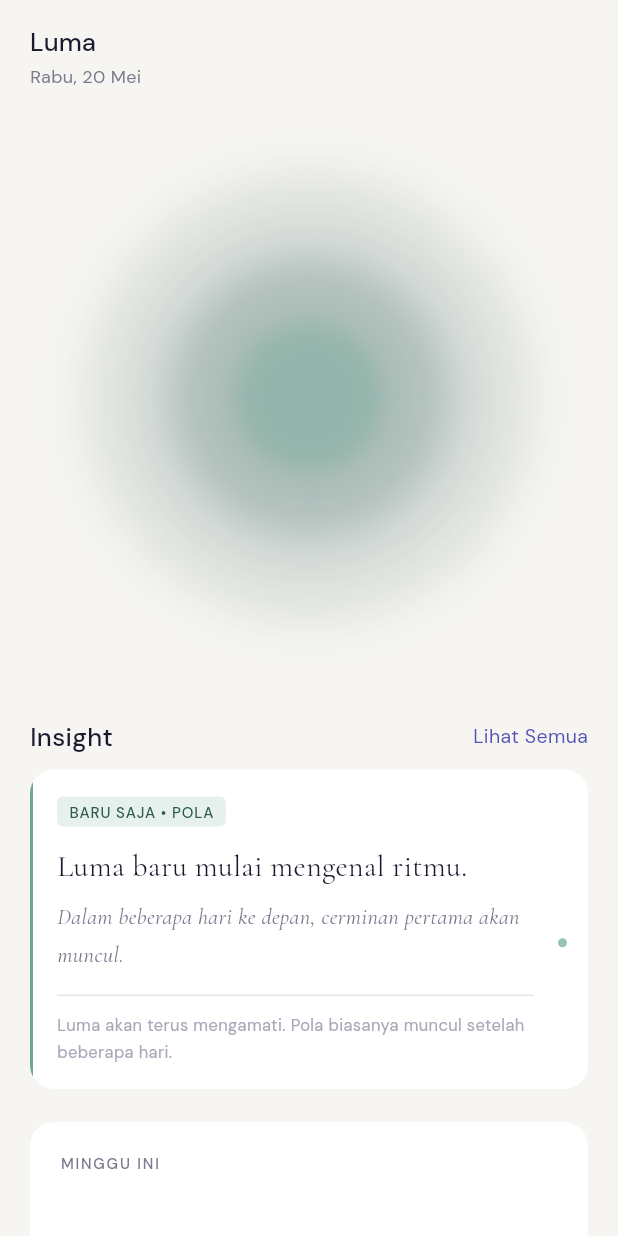
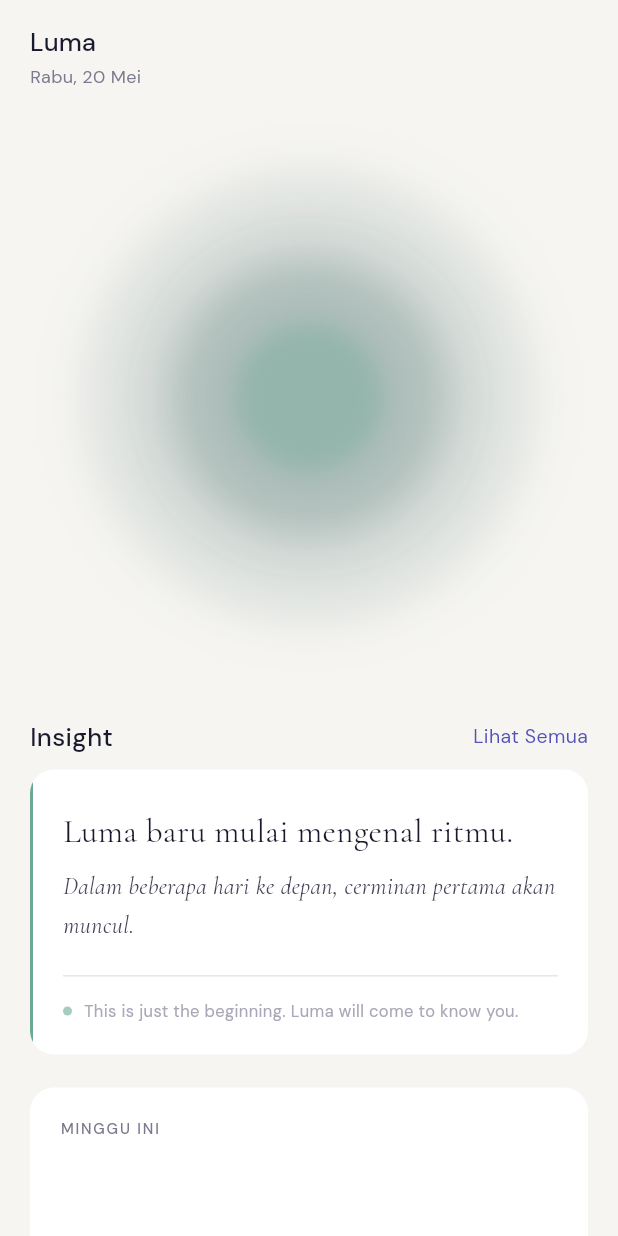
Before and after one commit to tholeteplok/Luma, a Flutter app: the HomePage screen opened directly, on a phone screen of 412 x 824 dp. Run offline on Flutter 3.47's test engine with Material 3 defaults, Android fonts, the phone set to English and light mode, and no system bars; our stand-ins replace flutter_secure_storage, get_it, google_fonts, googleapis_auth, isar, shared_preferences; missing offline and left inert: cryptography, googleapis, usage_stats, workmanager; accounts and stored records are empty; generated files the repository leaves out were written again.

Commit message:
feat(core): NVC validator, severity selector, first insight card
Week 1 action plan dari audit report:

1. NVCValidator (lib/domain/validators/nvc_validator.dart)
   - 4 aturan keras: forbidden words, no absolute numbers,
     no imperative sentences, max sentence count
   - isFirstInsight mode: max 1 kalimat
   - Integrated ke InsightLanguageEngine.generateCandidates()
   - Insight yang tidak lolos → fallback NVC-safe otomatis

2. SeveritySelector (lib/domain/rules/severity_selector.dart)
   - InsightTone → InsightSeverity mapping
   - Guardrails: no warning hari 1-7, max 1 warning/minggu,
     max 2 notice/minggu, hari 1-3 max info
   - SeverityContext untuk tracking budget mingguan di HomeNotifier
   - isSignificantChange() untuk deteksi delta snapshot

3. FirstInsightCard (lib/presentation/widgets/first_insight_card.dart)
   - Tanpa badge, tanpa feedback buttons, tanpa unread dot
   - Entry animation: 1000ms slide 20px + fade easeOut
   - Footer khusus: mengundang, bukan menjelaskan
   - Left bar selalu gentle (hijau redup)

4. HomeState.isFirstInsight (daysOfData < 3)
   - HomePage render FirstInsightCard saat isFirstInsight == true
   - HomeNotifier pakai SeveritySelector per insight (bukan tone mapping)

```diff
--- /dev/null
+++ b/lib/domain/rules/severity_selector.dart
@@ -0,0 +1,169 @@
+library;
+
+import 'package:luma/domain/entities/behavior_snapshot.dart';
+import 'package:luma/domain/services/insight_language_engine.dart';
+
+/// InsightSeverity — Level emosional sebuah insight.
+///
+/// Bukan "seberapa parah masalahnya" — tapi "seberapa perlu
+/// Luma menarik perhatian user saat ini."
+///
+/// Urutan dari paling tenang ke paling perlu perhatian:
+/// gentle → info → notice → warning
+///
+/// Spec rule: default ke yang lebih rendah saat ragu.
+enum InsightSeverity {
+  /// Observasi tenang, ritme normal, tidak ada yang perlu diperhatikan khusus.
+  /// Warna: hijau redup. Dipakai untuk pola positif atau hari biasa.
+  gentle,
+
+  /// Informasi netral — ada sesuatu yang menarik tapi tidak mendesak.
+  /// Warna: biru tenang. Default untuk sebagian besar insight.
+  info,
+
+  /// Perhatian lembut — ada perubahan pola yang layak diperhatikan.
+  /// Warna: oranye hangat. Maks 2x per minggu.
+  notice,
+
+  /// Perubahan signifikan — pola berbeda jauh dari baseline.
+  /// Warna: merah redup. Maks 1x per minggu, tidak di 7 hari pertama.
+  warning,
+}
+
+/// SeveritySelector — Memilih level severity yang tepat untuk sebuah insight.
+///
+/// Implementasi flowchart dari LUMA_UI_CLARIFICATIONS.md Section 3.
+///
+/// Prinsip utama:
+/// - Default ke yang lebih rendah saat ragu
+/// - Tidak ada warning di 7 hari pertama
+/// - Maks 1 warning per minggu
+/// - Maks 2 notice per minggu
+/// - InsightTone dari engine → severity mapping (bukan sebaliknya)
+class SeveritySelector {
+  SeveritySelector._();
+
+  /// Pilih severity berdasarkan konteks lengkap.
+  ///
+  /// [tone] — tone dari InsightLanguageEngine (sumber kebenaran utama)
+  /// [daysOfData] — berapa hari data tersedia (0 = hari pertama)
+  /// [warningsThisWeek] — berapa kali warning sudah muncul minggu ini
+  /// [noticesThisWeek] — berapa kali notice sudah muncul minggu ini
+  /// [isSignificantChange] — apakah ada perubahan signifikan dari baseline
+  static InsightSeverity select({
+    required InsightTone tone,
+    required int daysOfData,
+    int warningsThisWeek = 0,
+    int noticesThisWeek = 0,
+    bool isSignificantChange = false,
+  }) {
+    // ── Step 1: Terjemahkan tone ke severity kandidat ────────────────────────
+    final candidate = _toneToSeverity(tone, isSignificantChange);
+
+    // ── Step 2: Terapkan guardrails ──────────────────────────────────────────
+
+    // Guardrail A: Tidak ada warning di 7 hari pertama
+    if (candidate == InsightSeverity.warning && daysOfData < 7) {
+      return InsightSeverity.notice;
+    }
+
+    // Guardrail B: Maks 1 warning per minggu
+    if (candidate == InsightSeverity.warning && warningsThisWeek >= 1) {
+      return InsightSeverity.notice;
+    }
+
+    // Guardrail C: Maks 2 notice per minggu
+    if (candidate == InsightSeverity.notice && noticesThisWeek >= 2) {
+      return InsightSeverity.info;
+    }
+
+    // Guardrail D: Hari pertama (0–2 hari data) → selalu gentle atau info
+    if (daysOfData < 3) {
+      if (candidate == InsightSeverity.warning ||
+          candidate == InsightSeverity.notice) {
+        return InsightSeverity.info;
+      }
+    }
+
+    return candidate;
+  }
+
+  /// Terjemahkan InsightTone ke severity kandidat (sebelum guardrails).
+  static InsightSeverity _toneToSeverity(
+    InsightTone tone,
+    bool isSignificantChange,
+  ) {
+    return switch (tone) {
+      InsightTone.calm => InsightSeverity.gentle,
+      InsightTone.meaningful => InsightSeverity.gentle,
+      InsightTone.neutral => InsightSeverity.info,
+      InsightTone.reflective => InsightSeverity.info,
+      InsightTone.different =>
+        isSignificantChange ? InsightSeverity.warning : InsightSeverity.notice,
+    };
+  }
+
+  /// Konversi InsightSeverity ke string yang dikenal InsightCard / orb.
+  static String toCardSeverity(InsightSeverity severity) {
+    return switch (severity) {
+      InsightSeverity.gentle => 'gentle',
+      InsightSeverity.info => 'info',
+      InsightSeverity.notice => 'notice',
+      InsightSeverity.warning => 'warning',
+    };
+  }
+
+  /// Apakah perubahan dari snapshot ke snapshot sebelumnya signifikan?
+  /// Dipakai untuk menentukan apakah `different` tone → warning atau notice.
+  static bool isSignificantChange(
+    BehaviorSnapshot current,
+    BehaviorSnapshot? previous,
+  ) {
+    if (previous == null) return false;
+
+    int changeScore = 0;
+
+    // Perubahan kategori dominan
+    if (current.dominantCategory != previous.dominantCategory) changeScore++;
+
+    // Perubahan screen time level (bukan hanya sedikit)
+    if (current.screenTimeLevel != previous.screenTimeLevel) changeScore++;
+
+    // Perubahan switch frequency
+    if (current.switchFrequency != previous.switchFrequency) changeScore++;
+
+    // Late night baru muncul
+    if (current.hasLateNightActivity && !previous.hasLateNightActivity) {
+      changeScore++;
+    }
+
+    // Signifikan jika 2+ dimensi berubah sekaligus
+    return changeScore >= 2;
+  }
+}
+
+/// Konteks severity untuk satu sesi generate insight.
+/// Dipakai oleh HomeNotifier untuk tracking budget mingguan.
+class SeverityContext {
+  final int warningsThisWeek;
+  final int noticesThisWeek;
+  final int daysOfData;
+
+  const SeverityContext({
+    this.warningsThisWeek = 0,
+    this.noticesThisWeek = 0,
+    required this.daysOfData,
+  });
+
+  SeverityContext incrementWarning() => SeverityContext(
+        warningsThisWeek: warningsThisWeek + 1,
+        noticesThisWeek: noticesThisWeek,
+        daysOfData: daysOfData,
+      );
+
+  SeverityContext incrementNotice() => SeverityContext(
+        warningsThisWeek: warningsThisWeek,
+        noticesThisWeek: noticesThisWeek + 1,
+        daysOfData: daysOfData,
+      );
+}
--- a/lib/presentation/bloc/home_bloc.dart
+++ b/lib/presentation/bloc/home_bloc.dart
@@ -4,6 +4,7 @@ import 'package:luma/data/db/models/daily_summary_model.dart';
 import 'package:luma/data/tracking/usage_stats_service.dart';
 import 'package:luma/domain/entities/behavior_snapshot.dart';
 import 'package:luma/domain/entities/insight_id.dart';
+import 'package:luma/domain/rules/severity_selector.dart';
 import 'package:luma/domain/services/app_category_classifier.dart';
 import 'package:luma/domain/services/dimension_rotation.dart';
 import 'package:luma/domain/services/insight_language_engine.dart';
@@ -40,6 +41,10 @@ class HomeState {
   /// Kedalaman observasi aktif (surface / pattern / relationship / longitudinal)
   final DepthLevel depth;
 
+  /// True jika ini adalah insight pertama user (hari 1–3).
+  /// UI akan render [FirstInsightCard] alih-alih [InsightCard] biasa.
+  final bool isFirstInsight;
+
   const HomeState({
     this.isLoading = false,
     this.error,
@@ -51,6 +56,7 @@ class HomeState {
     this.isSilent = false,
     this.activeDimension = InsightDimension.morningRhythm,
     this.depth = DepthLevel.surface,
+    this.isFirstInsight = false,
   });
 
   HomeState copyWith({
@@ -65,6 +71,7 @@ class HomeState {
     bool? isSilent,
     InsightDimension? activeDimension,
     DepthLevel? depth,
+    bool? isFirstInsight,
   }) {
     return HomeState(
       isLoading: isLoading ?? this.isLoading,
@@ -77,6 +84,7 @@ class HomeState {
       isSilent: isSilent ?? this.isSilent,
       activeDimension: activeDimension ?? this.activeDimension,
       depth: depth ?? this.depth,
+      isFirstInsight: isFirstInsight ?? this.isFirstInsight,
     );
   }
 }
@@ -107,6 +115,7 @@ class HomeNotifier extends ChangeNotifier {
   List<Map<String, dynamic>> get weeklyData => _state.weeklyData;
   bool get hasUsagePermission => _state.hasUsagePermission;
   bool get isSilent => _state.isSilent;
+  bool get isFirstInsight => _state.isFirstInsight;
   InsightDimension get activeDimension => _state.activeDimension;
   DepthLevel get depth => _state.depth;
 
@@ -212,8 +221,31 @@ class HomeNotifier extends ChangeNotifier {
         previousSnapshot: previousSnapshot,
       );
 
-      // 11. Convert LumaInsight → Map untuk UI
-      final insightMaps = decision.insights.map(_insightToMap).toList();
+      // 11. Hitung severity context (budget mingguan)
+      final isFirstInsight = baselineDays < 3;
+      var severityCtx = SeverityContext(daysOfData: baselineDays);
+
+      // 11a. Convert LumaInsight → Map dengan SeveritySelector
+      final insightMaps = decision.insights.map((insight) {
+        final significant = SeveritySelector.isSignificantChange(
+          snapshot,
+          previousSnapshot,
+        );
+        final severity = SeveritySelector.select(
+          tone: insight.tone,
+          daysOfData: baselineDays,
+          warningsThisWeek: severityCtx.warningsThisWeek,
+          noticesThisWeek: severityCtx.noticesThisWeek,
+          isSignificantChange: significant,
+        );
+        // Update budget counter
+        if (severity == InsightSeverity.warning) {
+          severityCtx = severityCtx.incrementWarning();
+        } else if (severity == InsightSeverity.notice) {
+          severityCtx = severityCtx.incrementNotice();
+        }
+        return _insightToMap(insight, severity);
+      }).toList();
 
       // 11b. History — selalu dibawa, dipakai saat silent
       final historyMaps = (_memory?.getHistory() ?? const [])
@@ -229,6 +261,7 @@ class HomeNotifier extends ChangeNotifier {
         insights: insightMaps,
         history: historyMaps,
         isSilent: decision.isSilent,
+        isFirstInsight: isFirstInsight,
         activeDimension: decision.activeDimension,
         depth: decision.depth,
         todaySummary: todayDb != null
@@ -309,14 +342,14 @@ class HomeNotifier extends ChangeNotifier {
   // Mappers
   // ──────────────────────────────────────────────────────────────
 
-  Map<String, dynamic> _insightToMap(LumaInsight insight) {
+  Map<String, dynamic> _insightToMap(LumaInsight insight, InsightSeverity severity) {
     return {
       'id': insight.id.name,
       'insightId': insight.id.name,
       'title': insight.phrase,
       'message': insight.subPhrase ?? '',
       'tone': insight.tone.name,
-      'severity': _severityFromTone(insight.tone),
+      'severity': SeveritySelector.toCardSeverity(severity),
       'depth': insight.depth.name,
       'timestamp': DateTime.now(),
     };
@@ -334,7 +367,7 @@ class HomeNotifier extends ChangeNotifier {
     };
   }
 
-  /// Map InsightTone → severity string yang dikenal InsightCard / orb.
+  /// Map InsightTone → severity string (fallback untuk history records).
   String _severityFromTone(InsightTone tone) {
     return switch (tone) {
       InsightTone.calm => 'gentle',
--- a/lib/presentation/pages/home_page.dart
+++ b/lib/presentation/pages/home_page.dart
@@ -5,6 +5,7 @@ import '../bloc/home_bloc.dart';
 import '../bloc/theme_bloc.dart';
 import '../bloc/settings_bloc.dart';
 import '../widgets/ambient_orb.dart';
+import '../widgets/first_insight_card.dart';
 import '../widgets/insight_card.dart';
 import '../widgets/luma_app_header.dart';
 import '../painters/fading_line_painter.dart';
@@ -243,6 +244,16 @@ class _HomePageState extends State<HomePage> {
         delegate: SliverChildBuilderDelegate(
           (context, index) {
             final insight = homeState.insights[index];
+            // First insight (hari 1–3): widget khusus tanpa badge/feedback
+            if (homeState.isFirstInsight) {
+              return Padding(
+                padding: const EdgeInsets.symmetric(horizontal: 20),
+                child: FirstInsightCard(
+                  title: insight['title'] as String? ?? '',
+                  subtitle: insight['message'] as String? ?? '',
+                ),
+              );
+            }
             return Padding(
               padding: const EdgeInsets.symmetric(horizontal: 20),
               child: InsightCard(
--- /dev/null
+++ b/lib/presentation/widgets/first_insight_card.dart
@@ -0,0 +1,185 @@
+import 'package:flutter/material.dart';
+import 'package:google_fonts/google_fonts.dart';
+import '../../core/themes/colors.dart';
+
+/// FirstInsightCard — Kartu khusus untuk insight pertama Luma (hari 1–3).
+///
+/// Berbeda dari InsightCard biasa:
+/// - Tidak ada badge tipe / severity
+/// - Tidak ada feedback buttons
+/// - Tidak ada unread dot
+/// - Footer khusus: mengundang, bukan menjelaskan
+/// - Entry animation: slide 20px dari bawah + fade, 1000ms easeOut
+/// - Left bar: gentle (hijau redup) — selalu, tidak tergantung severity
+///
+/// Ini adalah momen pertama user "dikenali" oleh Luma.
+/// Harus terasa seperti perkenalan, bukan laporan.
+class FirstInsightCard extends StatefulWidget {
+  final String title;
+  final String? subtitle;
+
+  /// Delay sebelum animasi entry dimulai (default 300ms — beri waktu
+  /// halaman selesai render dulu).
+  final Duration entryDelay;
+
+  const FirstInsightCard({
+    super.key,
+    required this.title,
+    this.subtitle,
+    this.entryDelay = const Duration(milliseconds: 300),
+  });
+
+  @override
+  State<FirstInsightCard> createState() => _FirstInsightCardState();
+}
+
+class _FirstInsightCardState extends State<FirstInsightCard>
+    with SingleTickerProviderStateMixin {
+  late final AnimationController _controller;
+  late final Animation<double> _fadeAnim;
+  late final Animation<Offset> _slideAnim;
+
+  @override
+  void initState() {
+    super.initState();
+
+    _controller = AnimationController(
+      vsync: this,
+      duration: const Duration(milliseconds: 1000),
+    );
+
+    _fadeAnim = CurvedAnimation(
+      parent: _controller,
+      curve: Curves.easeOut,
+    );
+
+    // Slide dari 20px di bawah posisi akhir
+    _slideAnim = Tween<Offset>(
+      begin: const Offset(0, 0.06), // ~20px pada layar 360px lebar
+      end: Offset.zero,
+    ).animate(CurvedAnimation(
+      parent: _controller,
+      curve: Curves.easeOut,
+    ));
+
+    // Mulai animasi setelah delay
+    Future.delayed(widget.entryDelay, () {
+      if (mounted) _controller.forward();
+    });
+  }
+
+  @override
+  void dispose() {
+    _controller.dispose();
+    super.dispose();
+  }
+
+  @override
+  Widget build(BuildContext context) {
+    final p = context.luma;
+
+    return FadeTransition(
+      opacity: _fadeAnim,
+      child: SlideTransition(
+        position: _slideAnim,
+        child: Container(
+          margin: const EdgeInsets.symmetric(vertical: 6),
+          decoration: BoxDecoration(
+            color: p.bgSurface,
+            borderRadius: BorderRadius.circular(16),
+          ),
+          clipBehavior: Clip.antiAlias,
+          child: IntrinsicHeight(
+            child: Row(
+              crossAxisAlignment: CrossAxisAlignment.stretch,
+              children: [
+                // Left bar — selalu gentle, tidak ada severity lain
+                Container(
+                  width: 2,
+                  color: p.gentleInd,
+                ),
+                // Content
+                Expanded(
+                  child: Padding(
+                    padding: const EdgeInsets.fromLTRB(20, 24, 20, 20),
+                    child: Column(
+                      crossAxisAlignment: CrossAxisAlignment.start,
+                      children: [
+                        // Insight title — lebih besar dari biasa, serif
+                        Text(
+                          widget.title,
+                          style: GoogleFonts.cormorantGaramond(
+                            fontSize: 22,
+                            fontStyle: FontStyle.normal,
+                            color: p.textPrimary,
+                            height: 1.5,
+                          ),
+                        ),
+                        if (widget.subtitle != null &&
+                            widget.subtitle!.isNotEmpty) ...[
+                          const SizedBox(height: 8),
+                          Text(
+                            widget.subtitle!,
+                            style: GoogleFonts.cormorantGaramond(
+                              fontSize: 16,
+                              fontStyle: FontStyle.italic,
+                              color: p.textSecondary,
+                              height: 1.65,
+                            ),
+                          ),
+                        ],
+                        const SizedBox(height: 20),
+                        // Divider tipis
+                        Container(height: 1, color: p.borderFaint),
+                        const SizedBox(height: 14),
+                        // Footer khusus first insight — mengundang, bukan menjelaskan
+                        _FirstInsightFooter(),
+                      ],
+                    ),
+                  ),
+                ),
+              ],
+            ),
+          ),
+        ),
+      ),
+    );
+  }
+}
+
+/// Footer khusus untuk first insight.
+/// Tidak ada "Luma akan terus mengamati" — terlalu mekanis untuk momen pertama.
+class _FirstInsightFooter extends StatelessWidget {
+  @override
+  Widget build(BuildContext context) {
+    final p = context.luma;
+    // Deteksi bahasa dari locale atau fallback ke ID
+    final isId = Localizations.localeOf(context).languageCode == 'id';
+
+    return Row(
+      children: [
+        Container(
+          width: 6,
+          height: 6,
+          decoration: BoxDecoration(
+            shape: BoxShape.circle,
+            color: p.gentleInd.withValues(alpha: 0.6),
+          ),
+        ),
+        const SizedBox(width: 8),
+        Expanded(
+          child: Text(
+            isId
+                ? 'Ini baru permulaan. Luma akan semakin mengenalmu.'
+                : 'This is just the beginning. Luma will come to know you.',
+            style: GoogleFonts.dmSans(
+              fontSize: 11,
+              color: p.textSubtle,
+              height: 1.6,
+            ),
+          ),
+        ),
+      ],
+    );
+  }
+}
```
Also changed, not shown: lib/domain/services/insight_language_engine.dart (+23 -3 lines), lib/domain/validators/nvc_validator.dart (added, +276 -0 lines).
